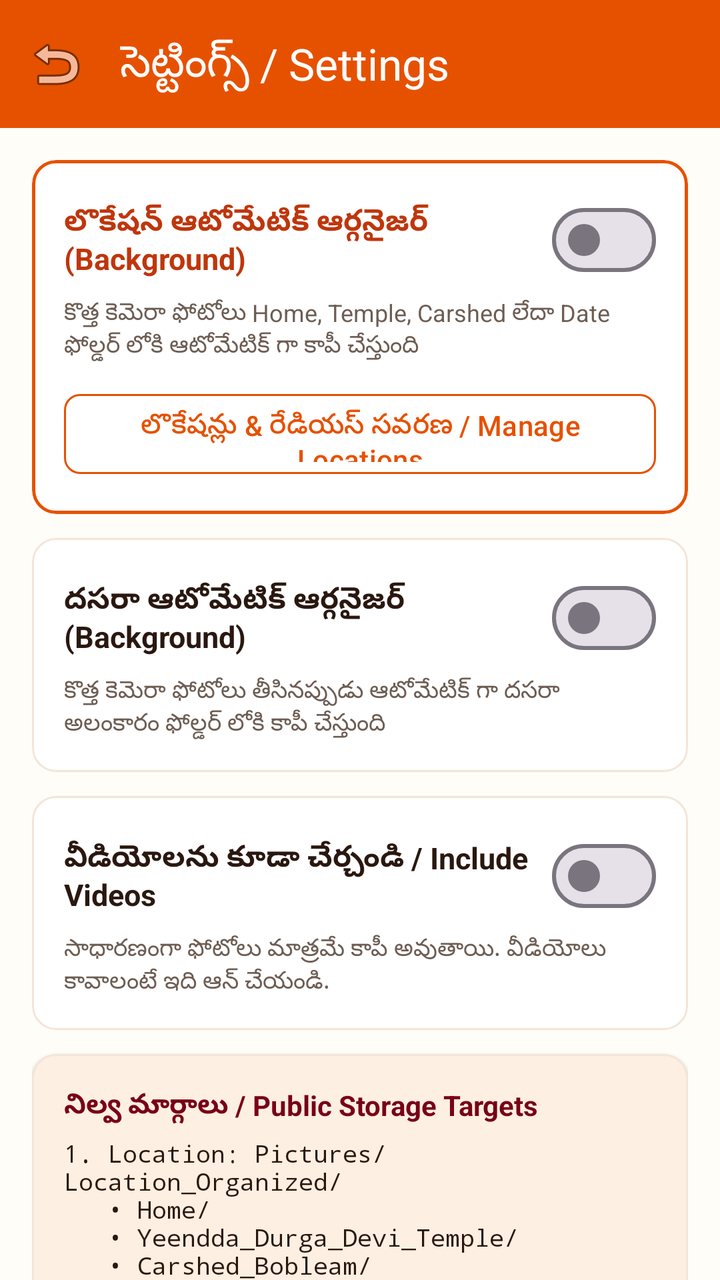
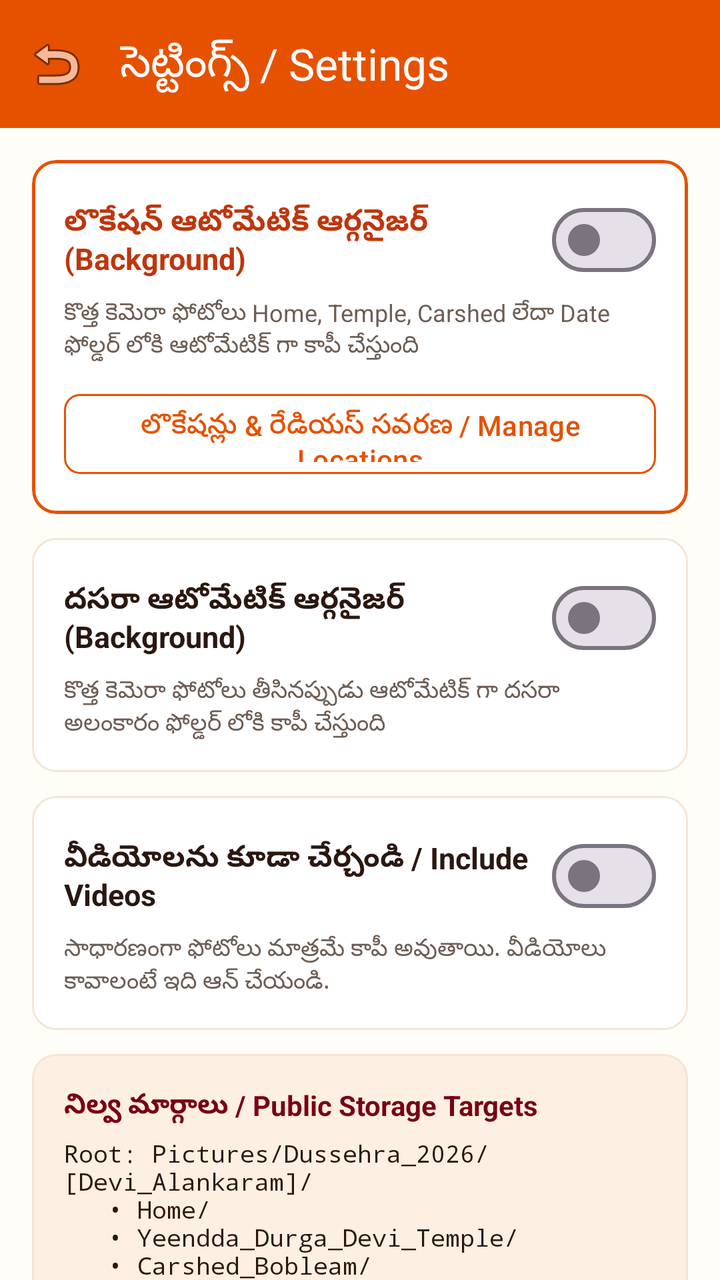

Screens rendered from an Android XML layout before and after an edit, with the pre-edit source and the edit as a unified diff.
<!-- AndroidManifest.xml: application theme Theme.DussehraPhotoOrganizer -->
<!-- res/layout/activity_settings.xml -->
<?xml version="1.0" encoding="utf-8"?>
<androidx.coordinatorlayout.widget.CoordinatorLayout
    xmlns:android="http://schemas.android.com/apk/res/android"
    xmlns:app="http://schemas.android.com/apk/res-auto"
    android:layout_width="match_parent"
    android:layout_height="match_parent"
    android:background="@color/cream_background">

    <com.google.android.material.appbar.AppBarLayout
        android:layout_width="match_parent"
        android:layout_height="wrap_content"
        android:background="@color/primary_saffron">

        <com.google.android.material.appbar.MaterialToolbar
            android:id="@+id/toolbarSettings"
            android:layout_width="match_parent"
            android:layout_height="?attr/actionBarSize"
            app:title="@string/btn_settings"
            app:titleTextColor="@color/text_on_saffron"
            app:navigationIcon="@android:drawable/ic_menu_revert" />
    </com.google.android.material.appbar.AppBarLayout>

    <androidx.core.widget.NestedScrollView
        android:layout_width="match_parent"
        android:layout_height="match_parent"
        android:fillViewport="true"
        app:layout_behavior="@string/appbar_scrolling_view_behavior">

        <LinearLayout
            android:layout_width="match_parent"
            android:layout_height="wrap_content"
            android:orientation="vertical"
            android:padding="16dp">

            
            <com.google.android.material.card.MaterialCardView
                android:layout_width="match_parent"
                android:layout_height="wrap_content"
                app:cardCornerRadius="12dp"
                app:cardElevation="1dp"
                app:strokeColor="@color/primary_saffron"
                app:strokeWidth="1.5dp"
                app:cardBackgroundColor="@color/white"
                android:layout_marginBottom="12dp">

                <LinearLayout
                    android:layout_width="match_parent"
                    android:layout_height="wrap_content"
                    android:orientation="vertical"
                    android:padding="16dp">

                    <LinearLayout
                        android:layout_width="match_parent"
                        android:layout_height="wrap_content"
                        android:orientation="horizontal"
                        android:gravity="center_vertical">

                        <TextView
                            android:layout_width="0dp"
                            android:layout_weight="1"
                            android:layout_height="wrap_content"
                            android:text="@string/pref_auto_location_organize"
                            android:textSize="15sp"
                            android:textStyle="bold"
                            android:textColor="@color/primary_saffron_dark" />

                        <com.google.android.material.materialswitch.MaterialSwitch
                            android:id="@+id/switchAutoLocationOrganize"
                            android:layout_width="wrap_content"
                            android:layout_height="wrap_content" />
                    </LinearLayout>

                    <TextView
                        android:layout_width="match_parent"
                        android:layout_height="wrap_content"
                        android:text="@string/pref_auto_location_organize_desc"
                        android:textSize="12sp"
                        android:textColor="@color/text_secondary"
                        android:layout_marginTop="4dp" />

                    <com.google.android.material.button.MaterialButton
                        android:id="@+id/btnConfigureLocations"
                        android:layout_width="match_parent"
                        android:layout_height="48dp"
                        android:text="@string/btn_manage_locations"
                        style="@style/Widget.Material3.Button.OutlinedButton"
                        android:textColor="@color/primary_saffron"
                        app:strokeColor="@color/primary_saffron"
                        app:cornerRadius="8dp"
                        android:layout_marginTop="12dp" />
                </LinearLayout>
            </com.google.android.material.card.MaterialCardView>

            
            <com.google.android.material.card.MaterialCardView
                android:layout_width="match_parent"
                android:layout_height="wrap_content"
                app:cardCornerRadius="12dp"
                app:cardElevation="1dp"
                app:strokeColor="@color/card_border"
                app:strokeWidth="1dp"
                app:cardBackgroundColor="@color/white"
                android:layout_marginBottom="12dp">

                <LinearLayout
                    android:layout_width="match_parent"
                    android:layout_height="wrap_content"
                    android:orientation="vertical"
                    android:padding="16dp">

                    <LinearLayout
                        android:layout_width="match_parent"
                        android:layout_height="wrap_content"
                        android:orientation="horizontal"
                        android:gravity="center_vertical">

                        <TextView
                            android:layout_width="0dp"
                            android:layout_weight="1"
                            android:layout_height="wrap_content"
                            android:text="@string/pref_auto_organize"
                            android:textSize="15sp"
                            android:textStyle="bold"
                            android:textColor="@color/text_primary" />

                        <com.google.android.material.materialswitch.MaterialSwitch
                            android:id="@+id/switchAutoOrganize"
                            android:layout_width="wrap_content"
                            android:layout_height="wrap_content" />
                    </LinearLayout>

                    <TextView
                        android:layout_width="match_parent"
                        android:layout_height="wrap_content"
                        android:text="@string/pref_auto_organize_desc"
                        android:textSize="12sp"
                        android:textColor="@color/text_secondary"
                        android:layout_marginTop="4dp" />
                </LinearLayout>
            </com.google.android.material.card.MaterialCardView>

            
            <com.google.android.material.card.MaterialCardView
                android:layout_width="match_parent"
                android:layout_height="wrap_content"
                app:cardCornerRadius="12dp"
                app:cardElevation="1dp"
                app:strokeColor="@color/card_border"
                app:strokeWidth="1dp"
                app:cardBackgroundColor="@color/white"
                android:layout_marginBottom="12dp">

                <LinearLayout
                    android:layout_width="match_parent"
                    android:layout_height="wrap_content"
                    android:orientation="vertical"
                    android:padding="16dp">

                    <LinearLayout
                        android:layout_width="match_parent"
                        android:layout_height="wrap_content"
                        android:orientation="horizontal"
                        android:gravity="center_vertical">

                        <TextView
                            android:layout_width="0dp"
                            android:layout_weight="1"
                            android:layout_height="wrap_content"
                            android:text="@string/pref_include_videos"
                            android:textSize="15sp"
                            android:textStyle="bold"
                            android:textColor="@color/text_primary" />

                        <com.google.android.material.materialswitch.MaterialSwitch
                            android:id="@+id/switchIncludeVideos"
                            android:layout_width="wrap_content"
                            android:layout_height="wrap_content" />
                    </LinearLayout>

                    <TextView
                        android:layout_width="match_parent"
                        android:layout_height="wrap_content"
                        android:text="@string/pref_include_videos_desc"
                        android:textSize="12sp"
                        android:textColor="@color/text_secondary"
                        android:layout_marginTop="4dp" />
                </LinearLayout>
            </com.google.android.material.card.MaterialCardView>

            
            <com.google.android.material.card.MaterialCardView
                android:layout_width="match_parent"
                android:layout_height="wrap_content"
                app:cardCornerRadius="12dp"
                app:cardElevation="1dp"
                app:strokeColor="@color/card_border"
                app:strokeWidth="1dp"
                app:cardBackgroundColor="@color/cream_surface">

                <LinearLayout
                    android:layout_width="match_parent"
                    android:layout_height="wrap_content"
                    android:orientation="vertical"
                    android:padding="16dp">

                    <TextView
                        android:layout_width="wrap_content"
                        android:layout_height="wrap_content"
                        android:text="నిల్వ మార్గాలు / Public Storage Targets"
                        android:textSize="14sp"
                        android:textStyle="bold"
                        android:textColor="@color/maroon_kumkum" />

                    <TextView
                        android:layout_width="wrap_content"
                        android:layout_height="wrap_content"
                        android:text="1. Location: Pictures/Location_Organized/\n   • Home/\n   • Yeendda_Durga_Devi_Temple/\n   • Carshed_Bobleam/\n   • YYYY-MM-DD/ (no GPS/unmatched)"
                        android:textSize="12sp"
                        android:fontFamily="monospace"
                        android:textColor="@color/text_primary"
                        android:layout_marginTop="6dp" />

                    <TextView
                        android:layout_width="wrap_content"
                        android:layout_height="wrap_content"
                        android:text="2. Festival: Pictures/Dussehra_2026/[Devi_Alankaram]/"
                        android:textSize="12sp"
                        android:fontFamily="monospace"
                        android:textColor="@color/text_primary"
                        android:layout_marginTop="4dp" />

                    <TextView
                        android:layout_width="wrap_content"
                        android:layout_height="wrap_content"
                        android:text="• Built-in camera photos only (DCIM/Camera)\n• WhatsApp, Telegram, Screenshots excluded\n• Original camera photos are never moved or deleted\n• Offline GPS matching using EXIF coordinates"
                        android:textSize="12sp"
                        android:textColor="@color/text_secondary"
                        android:layout_marginTop="8dp" />
                </LinearLayout>
            </com.google.android.material.card.MaterialCardView>

        </LinearLayout>
    </androidx.core.widget.NestedScrollView>

</androidx.coordinatorlayout.widget.CoordinatorLayout>
<!-- resources referenced by this layout -->
<resources>
  <color name="card_border">#F3E5D8</color>
  <color name="cream_background">#FFFDF8</color>
  <color name="cream_surface">#FFF8EE</color>
  <color name="maroon_kumkum">#780016</color>
  <color name="primary_saffron">#E65100</color>
  <color name="primary_saffron_dark">#BF360C</color>
  <color name="text_on_saffron">#FFFFFF</color>
  <color name="text_primary">#2A1810</color>
  <color name="text_secondary">#6D5D53</color>
  <color name="white">#FFFFFF</color>
  <string name="btn_manage_locations">లొకేషన్లు &amp; రేడియస్ సవరణ / Manage Locations</string>
  <string name="btn_settings">సెట్టింగ్స్ / Settings</string>
  <string name="pref_auto_location_organize">లొకేషన్ ఆటోమేటిక్ ఆర్గనైజర్ (Background)</string>
  <string name="pref_auto_location_organize_desc">కొత్త కెమెరా ఫోటోలు Home, Temple, Carshed లేదా Date ఫోల్డర్ లోకి ఆటోమేటిక్ గా కాపీ చేస్తుంది</string>
  <string name="pref_auto_organize">దసరా ఆటోమేటిక్ ఆర్గనైజర్ (Background)</string>
  <string name="pref_auto_organize_desc">కొత్త కెమెరా ఫోటోలు తీసినప్పుడు ఆటోమేటిక్ గా దసరా అలంకారం ఫోల్డర్ లోకి కాపీ చేస్తుంది</string>
  <string name="pref_include_videos">వీడియోలను కూడా చేర్చండి / Include Videos</string>
  <string name="pref_include_videos_desc">సాధారణంగా ఫోటోలు మాత్రమే కాపీ అవుతాయి. వీడియోలు కావాలంటే ఇది ఆన్ చేయండి.</string>
  <style name="Theme.DussehraPhotoOrganizer" parent="Theme.Material3.DayNight.NoActionBar">
          
          <item name="colorPrimary">@color/primary_saffron</item>
          <item name="colorOnPrimary">@color/text_on_saffron</item>
          <item name="colorPrimaryContainer">@color/primary_saffron_light</item>
          
          
          <item name="colorSecondary">@color/maroon_kumkum</item>
          <item name="colorOnSecondary">@color/text_on_maroon</item>
  
          
          <item name="android:colorBackground">@color/cream_background</item>
          <item name="colorSurface">@color/cream_surface</item>
          <item name="colorOnSurface">@color/text_primary</item>
  
          
          <item name="android:statusBarColor">@color/primary_saffron_dark</item>
          <item name="android:windowLightStatusBar">false</item>
      </style>
  <color name="primary_saffron_light">#FFB74D</color>
  <color name="text_on_maroon">#FFFFFF</color>
</resources>

<!-- the commit's change to res/layout/activity_settings.xml (unified diff, before → after) -->
@@ -214,7 +214,7 @@
                     <TextView
                         android:layout_width="wrap_content"
                         android:layout_height="wrap_content"
-                        android:text="1. Location: Pictures/Location_Organized/\n   • Home/\n   • Yeendda_Durga_Devi_Temple/\n   • Carshed_Bobleam/\n   • YYYY-MM-DD/ (no GPS/unmatched)"
+                        android:text="Root: Pictures/Dussehra_2026/[Devi_Alankaram]/\n   • Home/\n   • Yeendda_Durga_Devi_Temple/\n   • Carshed_Bobleam/\n   • YYYY-MM-DD/ (No GPS or ambiguous)"
                         android:textSize="12sp"
                         android:fontFamily="monospace"
                         android:textColor="@color/text_primary"
@@ -223,10 +223,10 @@
                     <TextView
                         android:layout_width="wrap_content"
                         android:layout_height="wrap_content"
-                        android:text="2. Festival: Pictures/Dussehra_2026/[Devi_Alankaram]/"
-                        android:textSize="12sp"
+                        android:text="Dates outside schedule -> Pictures/Dussehra_2026/Other_Dates/YYYY-MM-DD/"
+                        android:textSize="11sp"
                         android:fontFamily="monospace"
-                        android:textColor="@color/text_primary"
+                        android:textColor="@color/text_secondary"
                         android:layout_marginTop="4dp" />
 
                     <TextView
